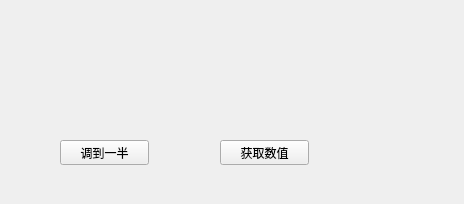
First picture: the form in 09_QT_MergeWight/09_QT_MergeWidget/widget.ui, repository xidaozheng/juniorQT, before the edit.
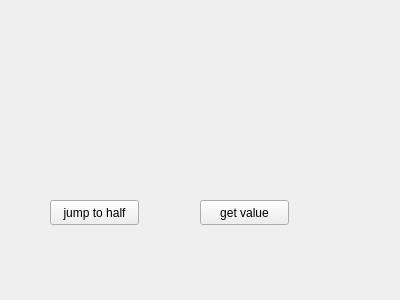
Second picture: the form after the edit. Custom widgets are drawn as their Qt base class.

```diff
--- a/09_QT_MergeWight/09_QT_MergeWidget/widget.ui
+++ b/09_QT_MergeWight/09_QT_MergeWidget/widget.ui
@@ -6,8 +6,8 @@
    <rect>
     <x>0</x>
     <y>0</y>
-    <width>464</width>
-    <height>204</height>
+    <width>400</width>
+    <height>300</height>
    </rect>
   </property>
   <property name="windowTitle">
@@ -16,37 +16,37 @@
   <widget class="SmallWidget" name="widget" native="true">
    <property name="geometry">
     <rect>
-     <x>90</x>
-     <y>60</y>
-     <width>301</width>
-     <height>51</height>
+     <x>80</x>
+     <y>90</y>
+     <width>241</width>
+     <height>61</height>
     </rect>
    </property>
   </widget>
   <widget class="QPushButton" name="btn_set">
    <property name="geometry">
     <rect>
-     <x>60</x>
-     <y>140</y>
+     <x>50</x>
+     <y>200</y>
      <width>89</width>
      <height>25</height>
     </rect>
    </property>
    <property name="text">
-    <string>调到一半</string>
+    <string>jump to half</string>
    </property>
   </widget>
   <widget class="QPushButton" name="btn_get">
    <property name="geometry">
     <rect>
-     <x>220</x>
-     <y>140</y>
+     <x>200</x>
+     <y>200</y>
      <width>89</width>
      <height>25</height>
     </rect>
    </property>
    <property name="text">
-    <string>获取数值</string>
+    <string>get value</string>
    </property>
   </widget>
  </widget>
```
Left out of the diff: 4 changed lines with no effect on the pictures.
